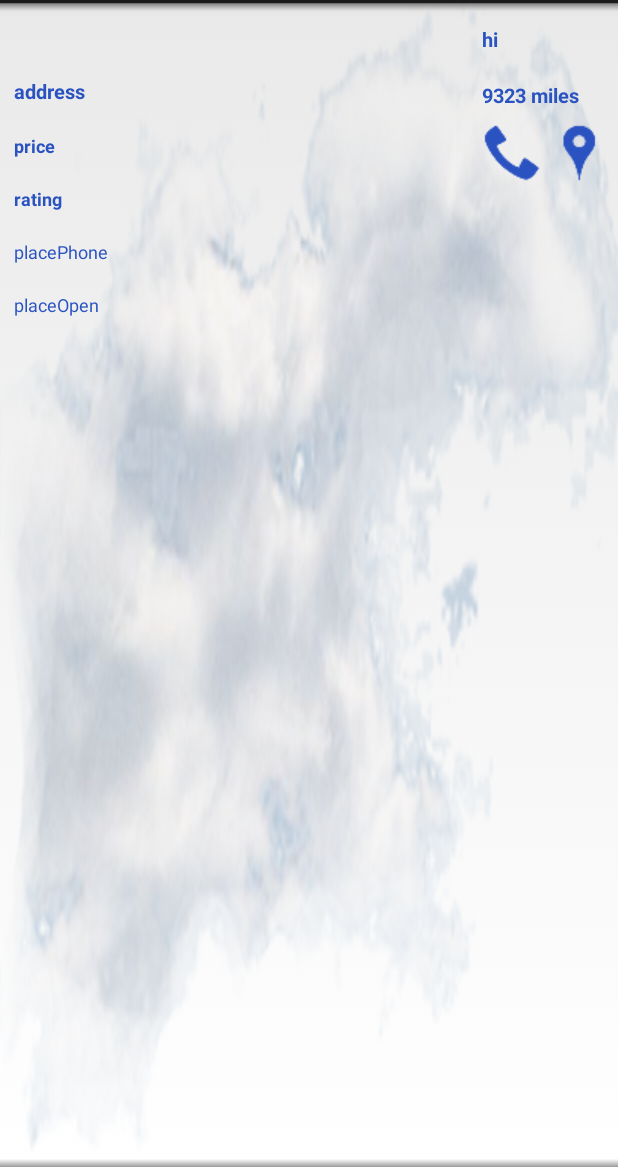
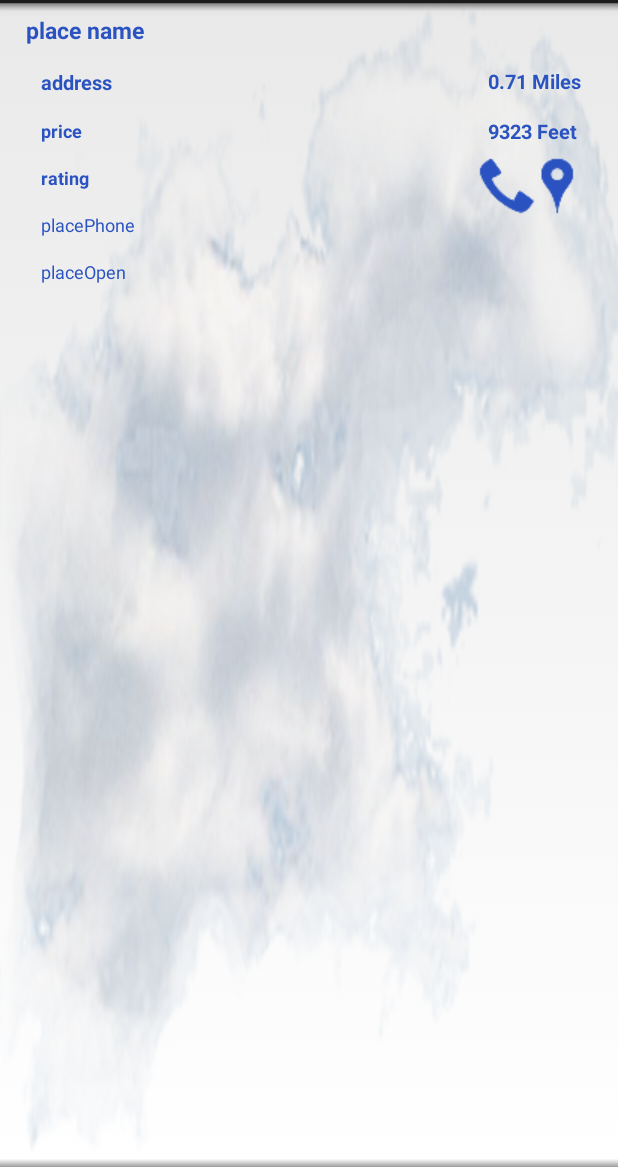
Before and after one commit to zhaozw/FoodTruckAficionadosOpenSource, an Android app: the layout food_truck_rows.xml on its own in the app's theme, with its tools: preview values and no code run, on a phone screen of 412 x 824 dp, the part 69-1236 px from its top. Run offline under Robolectric (Android 15) with nearby library versions, the phone set to English and light mode, and no system bars.

Commit message:
changed UI elements various options current is cool. TODO:  progress bar broken. TODO: rotation causes another volley either through the activity or the fragment; unclear at this point. will investigate all files
ADJUSTED MORE UI

```diff
--- a/app/src/main/java/com/justin/truckfinder/app/FoodTruckDataAdapter.java
+++ b/app/src/main/java/com/justin/truckfinder/app/FoodTruckDataAdapter.java
@@ -97,7 +97,10 @@ public class FoodTruckDataAdapter extends ArrayAdapter<FoodTruckData>{
             myCompassView = new MyCompassView(context);
             RelativeLayout.LayoutParams compassLayout = new RelativeLayout.LayoutParams(boxSize, boxSize);
             compassLayout.addRule(RelativeLayout.ALIGN_PARENT_RIGHT);
-            compassLayout.addRule(RelativeLayout.ALIGN_PARENT_BOTTOM);
+
+            compassLayout.addRule(RelativeLayout.BELOW, R.id.phoneButtonImplicit);
+            compassLayout.addRule(RelativeLayout.ALIGN_RIGHT, R.id.mapsButtonImplicit);
+
             myCompassView.setLayoutParams(compassLayout);
             myCompassView.setBackgroundResource(R.drawable.newcompass);
             myCompassView.setSensorDataCallback(sensorListener);
--- a/app/src/main/res/layout/food_truck_rows.xml
+++ b/app/src/main/res/layout/food_truck_rows.xml
@@ -24,7 +24,7 @@
         android:layout_width="wrap_content"
         android:layout_height="wrap_content"
         android:id="@+id/googlePlacesView"
-        android:padding="9dp"
+        android:padding="7dp"
         android:layout_alignParentLeft="true"
         android:layout_centerVertical="true"
         android:visibility="gone"
@@ -35,12 +35,12 @@
         android:layout_height="wrap_content"
         android:background="@drawable/ic_location_place"
         android:id="@+id/mapsButtonImplicit"
-        android:layout_below="@+id/placeDistanceFeetView"
-        android:layout_alignParentRight="true"
-        android:layout_marginRight="5dp"
         android:scaleX="1.5"
         android:scaleY="1.5"
-        android:padding="9dp"/>
+        android:padding="7dp"
+        android:layout_alignTop="@+id/phoneButtonImplicit"
+        android:layout_alignEnd="@+id/placeDistanceFeetView"
+        />
     <!--<Spinner-->
         <!--android:layout_width="wrap_content"-->
         <!--android:layout_height="wrap_content"-->
@@ -49,26 +49,29 @@
         <!--android:layout_centerVertical="true"-->
         <!--android:entries="@array/actions"-->
         <!--android:layout_alignStart="@+id/mapsButtonImplicit" />-->
-
+    <ImageView
+        android:layout_width="wrap_content"
+        android:layout_height="wrap_content"
+        android:layout_marginLeft="10dp"/>
     <ImageButton
         android:layout_width="wrap_content"
         android:layout_height="wrap_content"
         android:background="@drawable/ic_device_access_call"
         android:id="@+id/phoneButtonImplicit"
         android:contentDescription="hello"
-        android:padding="9dp"
+        android:padding="7dp"
 
-        android:layout_marginRight="5dp"
         android:scaleX="1.5"
         android:scaleY="1.5"
-        android:layout_below="@id/placeDistanceFeetView"
-        android:layout_toLeftOf="@id/mapsButtonImplicit"
 
-         />
+        android:layout_below="@+id/placeDistanceFeetView"
+        android:layout_alignStart="@+id/placeDistanceFeetView" />
+
     <ImageView
         android:layout_width="100dp"
         android:layout_height="1dp"
-        android:padding="9dp"
+        android:padding="7dp"
+
         android:layout_below="@id/phoneButtonImplicit"
         android:layout_alignParentRight="true"
         android:id="@+id/imageView" />
@@ -77,9 +80,9 @@
         android:layout_height="wrap_content"
         android:id="@+id/placeDistanceMilesView"
         android:textColor="#2A53C1"
-        android:padding="9dp"
-        android:text="hi"
-
+        android:padding="7dp"
+        android:text="0.71 Miles"
+        android:layout_marginTop="30dp"
         android:textSize="13sp"
         android:textStyle="bold"
         android:layout_gravity="bottom"
@@ -92,16 +95,18 @@
     <TextView
         android:layout_width="wrap_content"
         android:layout_height="wrap_content"
-        android:padding="9dp"
+        android:padding="7dp"
         android:id="@+id/placeDistanceFeetView"
+        android:layout_marginRight="20dp"
         android:textColor="#2A53C1"
         android:textSize="13sp"
         android:textStyle="bold"
         android:layout_gravity="bottom"
-        android:text="9323 miles"
+        android:text="9323 Feet"
         android:textAlignment="textStart"
         android:layout_below="@+id/placeDistanceMilesView"
-        android:layout_alignStart="@+id/imageView" />
+        android:layout_alignEnd="@id/imageView"
+        />
 
     <RelativeLayout
         android:layout_width="wrap_content"
@@ -112,7 +117,7 @@
             android:id="@+id/placeNameView"
             android:layout_width="wrap_content"
             android:layout_height="wrap_content"
-            android:padding="9dp"
+            android:padding="7dp"
             android:textColor="#2A53C1"
             android:textSize="17sp"
             android:textStyle="bold"
@@ -124,7 +129,7 @@
         android:id="@+id/placeNameViewTwo"
         android:layout_width="wrap_content"
         android:layout_height="wrap_content"
-        android:padding="9dp"
+        android:padding="7dp"
         android:textColor="#2A53C1"
         android:textSize="15sp"
         android:textStyle="bold"
@@ -135,62 +140,75 @@
             android:id="@+id/placeNameViewThree"
             android:layout_width="wrap_content"
             android:layout_height="wrap_content"
-            android:padding="9dp"
+            android:padding="7dp"
             android:textColor="#2A53C1"
             android:textSize="15sp"
             android:textStyle="bold"
+            android:layout_centerInParent="true"
+            android:layout_alignParentTop="true"
+            android:gravity="center_vertical"
+            android:layout_marginLeft="20dp"
+
+            android:text="place name"
             />
         <TextView
             android:id="@+id/placeAddressView"
             android:layout_width="wrap_content"
             android:layout_height="wrap_content"
-            android:padding="9dp"
+            android:padding="7dp"
             android:textColor="#2A53C1"
             android:textSize="13sp"
             android:text="address"
             android:textStyle="bold"
-            android:layout_below="@id/placeNameViewThree"/>
+            android:layout_marginLeft="20dp"
+            android:layout_below="@id/placeNameViewThree"
+            />
 
         <TextView
             android:id="@+id/placePriceView"
             android:layout_width="wrap_content"
             android:layout_height="wrap_content"
             android:layout_below="@id/placeAddressView"
-            android:padding="9dp"
+            android:padding="7dp"
             android:text="price"
             android:textColor="#2A53C1"
             android:textSize="12sp"
-            android:textStyle="bold" />
+            android:textStyle="bold"
+            android:layout_alignLeft="@id/placeAddressView"/>
 
         <TextView
             android:id="@+id/placeRatingView"
             android:layout_width="wrap_content"
             android:layout_height="wrap_content"
             android:layout_below="@id/placePriceView"
-            android:padding="9dp"
+            android:padding="7dp"
             android:text="rating"
             android:textColor="#2A53C1"
             android:textSize="12sp"
-            android:textStyle="bold" />
+            android:textStyle="bold"
+            android:layout_alignLeft="@id/placeAddressView"/>
         <TextView
             android:id="@+id/placePhoneView"
             android:layout_width="wrap_content"
             android:layout_height="wrap_content"
             android:layout_below="@id/placeRatingView"
-            android:padding="9dp"
+            android:padding="7dp"
             android:text="placePhone"
             android:textColor="#2A53C1"
-            android:textSize="12sp"/>
+            android:textSize="12sp"
+            android:layout_alignLeft="@id/placeAddressView"
+            />
 
         <TextView
             android:id="@+id/placeOpenNowView"
             android:layout_width="wrap_content"
             android:layout_height="wrap_content"
             android:layout_below="@id/placePhoneView"
-            android:padding="9dp"
+            android:padding="7dp"
             android:text="placeOpen"
             android:textColor="#2A53C1"
-            android:textSize="12sp" />
+            android:textSize="12sp"
+            android:layout_alignLeft="@id/placeAddressView"/>
         <TextView
             android:id="@+id/placePostalView"
             android:layout_width="wrap_content"
@@ -198,14 +216,16 @@
             android:layout_below="@id/placePhoneView"
             android:padding="9dp"
             android:textColor="#2A53C1"
-            android:textSize="15sp" />
+            android:textSize="15sp"
+            android:layout_alignLeft="@id/placeAddressView"
+            />
         <TextView
             android:id="@+id/placeExtraView"
             android:layout_width="wrap_content"
             android:layout_height="wrap_content"
             android:layout_below="@id/placePhoneView"
             android:padding="3dp"
-
+            android:layout_alignLeft="@id/placeAddressView"
             android:textColor="#2A53C1"
             android:textSize="15sp" />
 
--- a/app/src/main/res/layout/progress.xml
+++ b/app/src/main/res/layout/progress.xml
@@ -2,7 +2,7 @@
 
 <FrameLayout xmlns:android="http://schemas.android.com/apk/res/android" android:orientation="vertical"
         android:id="@+id/activity_frame"
-        android:background="#f2f6cd"
+        android:background="@drawable/cloudsmoon"
         android:layout_width="match_parent"
         android:layout_height="match_parent"
         />
```
Also changed, not shown: app/src/main/res/drawable-mdpi/cloudtransparent.png (deleted).
